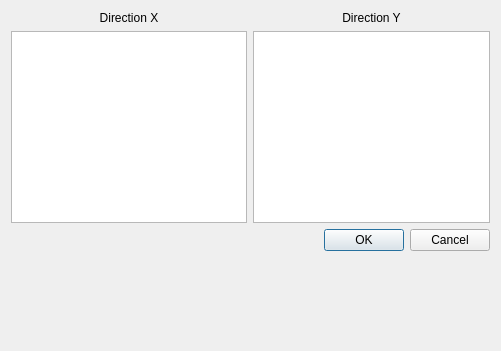
Old version of the form civilTools/widgets/torsion.ui in the repository ebrahimraeyat/OSAFE.
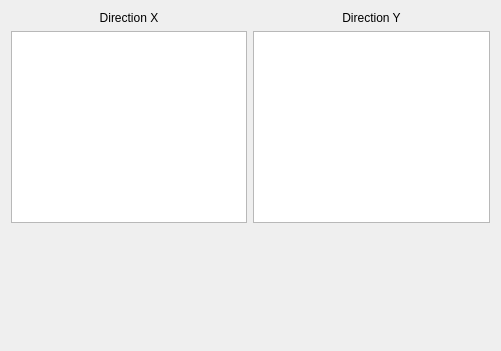
New version of the form.

Commit message: export show torsion in FreeCAD

What changed in the file:
```diff
--- a/civilTools/widgets/torsion.ui
+++ b/civilTools/widgets/torsion.ui
@@ -64,16 +64,6 @@
      </item>
     </layout>
    </item>
-   <item>
-    <widget class="QDialogButtonBox" name="buttonBox">
-     <property name="orientation">
-      <enum>Qt::Horizontal</enum>
-     </property>
-     <property name="standardButtons">
-      <set>QDialogButtonBox::Cancel|QDialogButtonBox::Ok</set>
-     </property>
-    </widget>
-   </item>
    <item>
     <spacer name="verticalSpacer">
      <property name="orientation">
```
Left out of the diff: 35 changed lines with no effect on the pictures. The commit also changes 2 other files.
